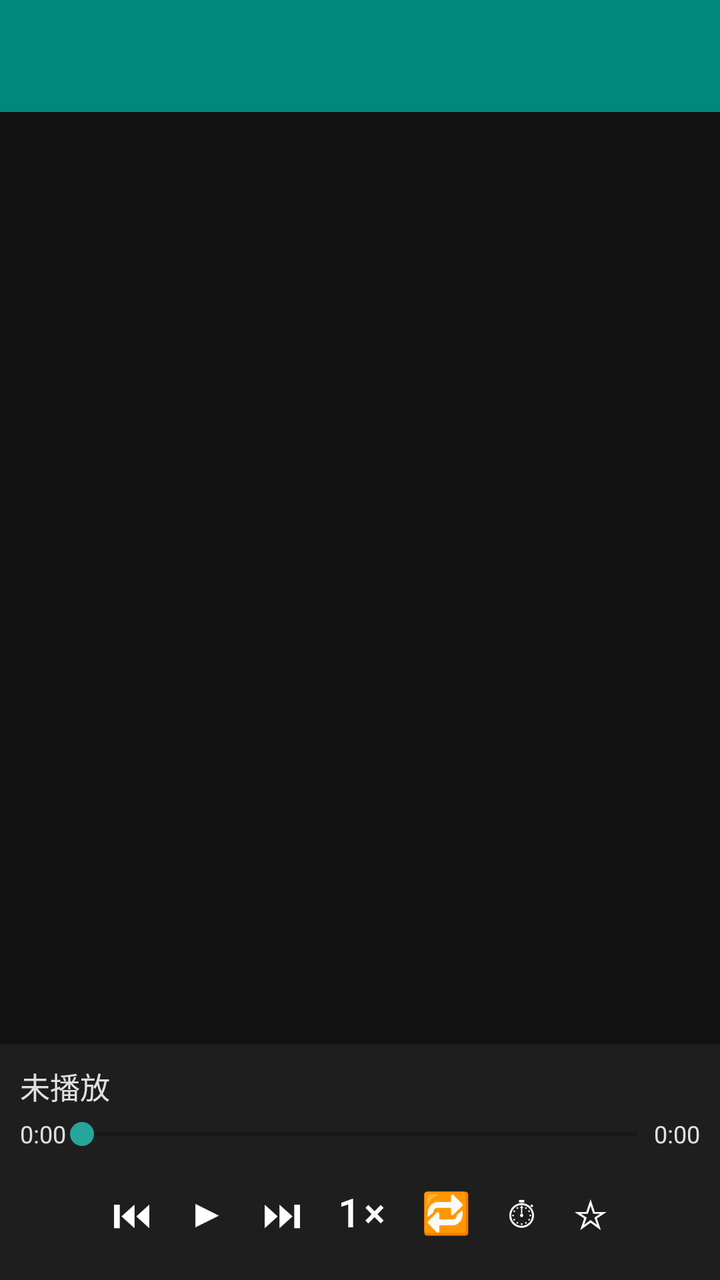
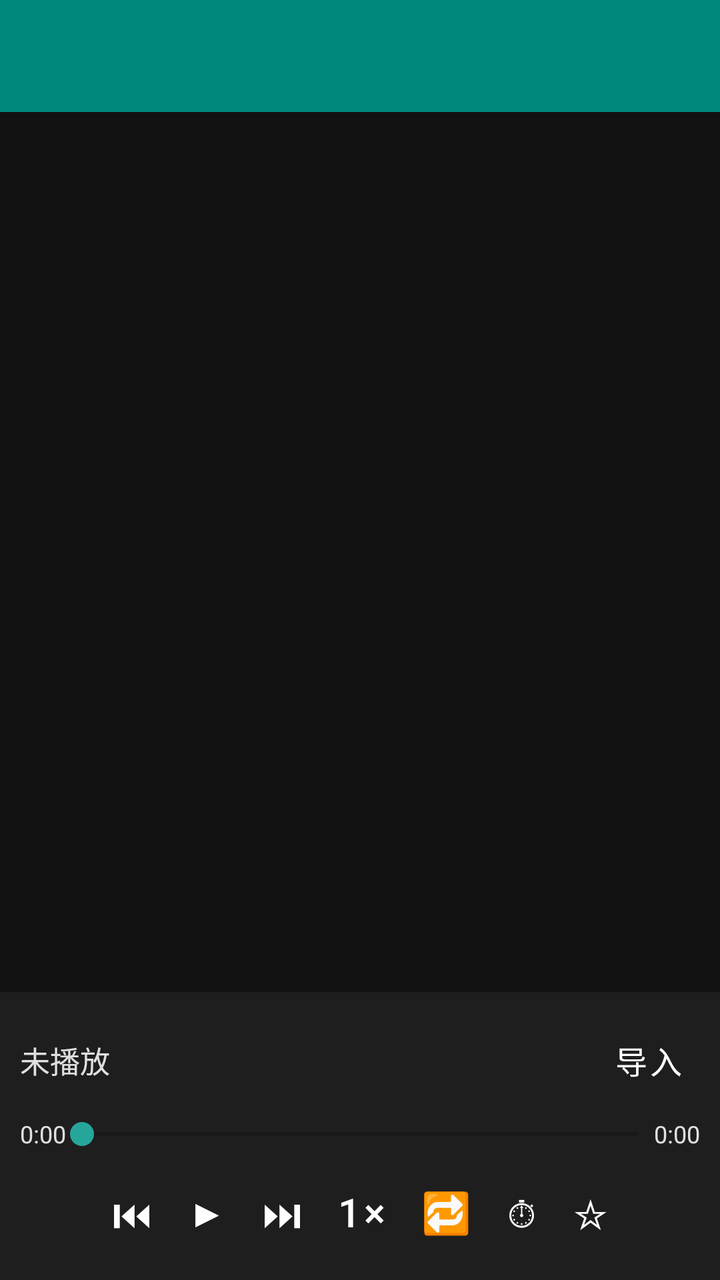

An Android layout rendered at two revisions. The XML below is the earlier revision; the diff shows what the commit changed to produce the second picture.
<!-- AndroidManifest.xml: activity theme Theme.AudioPlayer -->
<!-- res/layout/activity_main.xml -->
<?xml version="1.0" encoding="utf-8"?>
<androidx.constraintlayout.widget.ConstraintLayout
    xmlns:android="http://schemas.android.com/apk/res/android"
    xmlns:app="http://schemas.android.com/apk/res-auto"
    android:layout_width="match_parent"
    android:layout_height="match_parent">

    <com.google.android.material.appbar.MaterialToolbar
        android:id="@+id/toolbar"
        android:layout_width="0dp"
        android:layout_height="?attr/actionBarSize"
        android:background="@color/teal_dark"
        android:elevation="4dp"
        app:titleTextColor="@android:color/white"
        app:layout_constraintTop_toTopOf="parent"
        app:layout_constraintStart_toStartOf="parent"
        app:layout_constraintEnd_toEndOf="parent" />

    <androidx.recyclerview.widget.RecyclerView
        android:id="@+id/rvFolders"
        android:layout_width="0dp"
        android:layout_height="52dp"
        android:paddingStart="8dp"
        android:paddingEnd="8dp"
        android:clipToPadding="false"
        app:layout_constraintTop_toBottomOf="@id/toolbar"
        app:layout_constraintStart_toStartOf="parent"
        app:layout_constraintEnd_toEndOf="parent" />

    <androidx.recyclerview.widget.RecyclerView
        android:id="@+id/rvFiles"
        android:layout_width="0dp"
        android:layout_height="0dp"
        android:padding="8dp"
        app:layout_constraintTop_toBottomOf="@id/rvFolders"
        app:layout_constraintBottom_toTopOf="@id/playerBar"
        app:layout_constraintStart_toStartOf="parent"
        app:layout_constraintEnd_toEndOf="parent" />

    
    <LinearLayout
        android:id="@+id/playerBar"
        android:layout_width="0dp"
        android:layout_height="wrap_content"
        android:orientation="vertical"
        android:padding="10dp"
        android:background="@color/surface"
        android:elevation="8dp"
        app:layout_constraintBottom_toBottomOf="parent"
        app:layout_constraintStart_toStartOf="parent"
        app:layout_constraintEnd_toEndOf="parent">

        <LinearLayout
            android:layout_width="match_parent"
            android:layout_height="wrap_content"
            android:orientation="horizontal"
            android:gravity="center_vertical">

            <TextView
                android:id="@+id/tvTitle"
                android:layout_width="0dp"
                android:layout_height="wrap_content"
                android:layout_weight="1"
                android:text="未播放"
                android:textSize="15sp"
                android:textColor="@color/text"
                android:ellipsize="marquee"
                android:singleLine="true" />

            <TextView
                android:id="@+id/tvSleep"
                android:layout_width="wrap_content"
                android:layout_height="wrap_content"
                android:textSize="12sp"
                android:textColor="@color/teal"
                android:paddingStart="8dp" />
        </LinearLayout>

        <LinearLayout
            android:layout_width="match_parent"
            android:layout_height="wrap_content"
            android:orientation="horizontal"
            android:gravity="center_vertical"
            android:paddingTop="4dp">

            <TextView
                android:id="@+id/tvCur"
                android:layout_width="wrap_content"
                android:layout_height="wrap_content"
                android:text="0:00"
                android:textSize="12sp"
                android:textColor="@color/text" />

            <SeekBar
                android:id="@+id/seekBar"
                android:layout_width="0dp"
                android:layout_height="wrap_content"
                android:layout_weight="1"
                android:paddingStart="8dp"
                android:paddingEnd="8dp" />

            <TextView
                android:id="@+id/tvDur"
                android:layout_width="wrap_content"
                android:layout_height="wrap_content"
                android:text="0:00"
                android:textSize="12sp"
                android:textColor="@color/text" />
        </LinearLayout>

        <LinearLayout
            android:layout_width="match_parent"
            android:layout_height="wrap_content"
            android:orientation="horizontal"
            android:gravity="center"
            android:paddingTop="6dp">

            <Button android:id="@+id/btnPrev" style="@style/PlayerBtn" android:text="⏮" />
            <Button android:id="@+id/btnPlay" style="@style/PlayerBtn" android:text="▶" />
            <Button android:id="@+id/btnNext" style="@style/PlayerBtn" android:text="⏭" />
            <Button android:id="@+id/btnSpeed" style="@style/PlayerBtn" android:text="1×" />
            <Button android:id="@+id/btnRepeat" style="@style/PlayerBtn" android:text="🔁" />
            <Button android:id="@+id/btnSleep" style="@style/PlayerBtn" android:text="⏱" />
            <Button android:id="@+id/btnFav" style="@style/PlayerBtn" android:text="☆" />
        </LinearLayout>
    </LinearLayout>

</androidx.constraintlayout.widget.ConstraintLayout>
<!-- resources referenced by this layout -->
<resources>
  <color name="surface">#1E1E1E</color>
  <color name="teal">#26A69A</color>
  <color name="teal_dark">#00897B</color>
  <color name="text">#E0E0E0</color>
  <style name="PlayerBtn" parent="Widget.MaterialComponents.Button.TextButton">
          <item name="android:minWidth">0dp</item>
          <item name="android:minHeight">48dp</item>
          <item name="android:layout_width">wrap_content</item>
          <item name="android:layout_height">wrap_content</item>
          <item name="android:paddingStart">10dp</item>
          <item name="android:paddingEnd">10dp</item>
          <item name="android:textSize">20sp</item>
          <item name="android:textAllCaps">false</item>
          <item name="android:textColor">@android:color/white</item>
      </style>
  <style name="Theme.AudioPlayer" parent="Theme.MaterialComponents.DayNight.NoActionBar">
          <item name="colorPrimary">@color/teal</item>
          <item name="colorPrimaryDark">@color/teal_dark</item>
          <item name="colorAccent">@color/teal</item>
          <item name="android:windowBackground">@color/bg</item>
          <item name="android:textColor">@color/text</item>
          <item name="android:statusBarColor">@color/teal_dark</item>
      </style>
  <color name="bg">#121212</color>
</resources>

<!-- the commit's change to res/layout/activity_main.xml (unified diff, before → after) -->
@@ -74,6 +74,12 @@
                 android:textSize="12sp"
                 android:textColor="@color/teal"
                 android:paddingStart="8dp" />
+
+            <Button
+                android:id="@+id/btnImport"
+                style="@style/PlayerBtn"
+                android:textSize="16sp"
+                android:text="导入" />
         </LinearLayout>
 
         <LinearLayout
